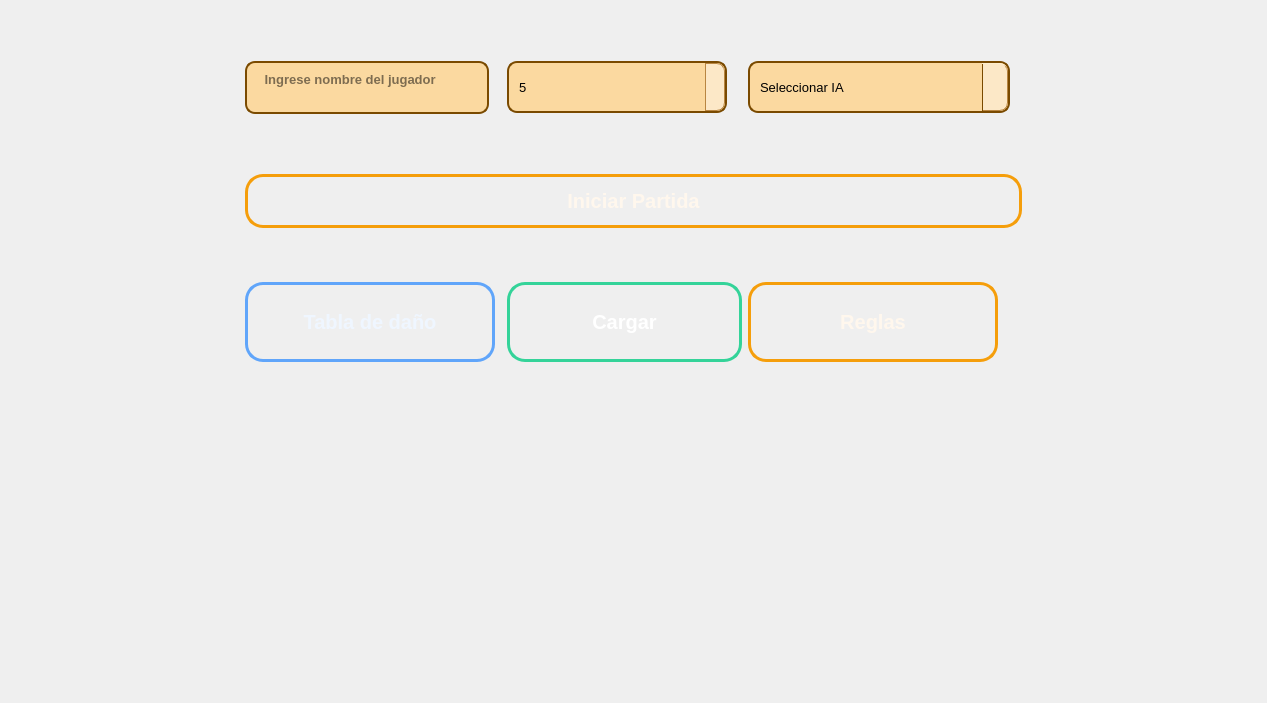
This is mainwindow.ui in marilin-99/TrabajoPractico as Qt 5 draws it before an edit. The edited form follows.
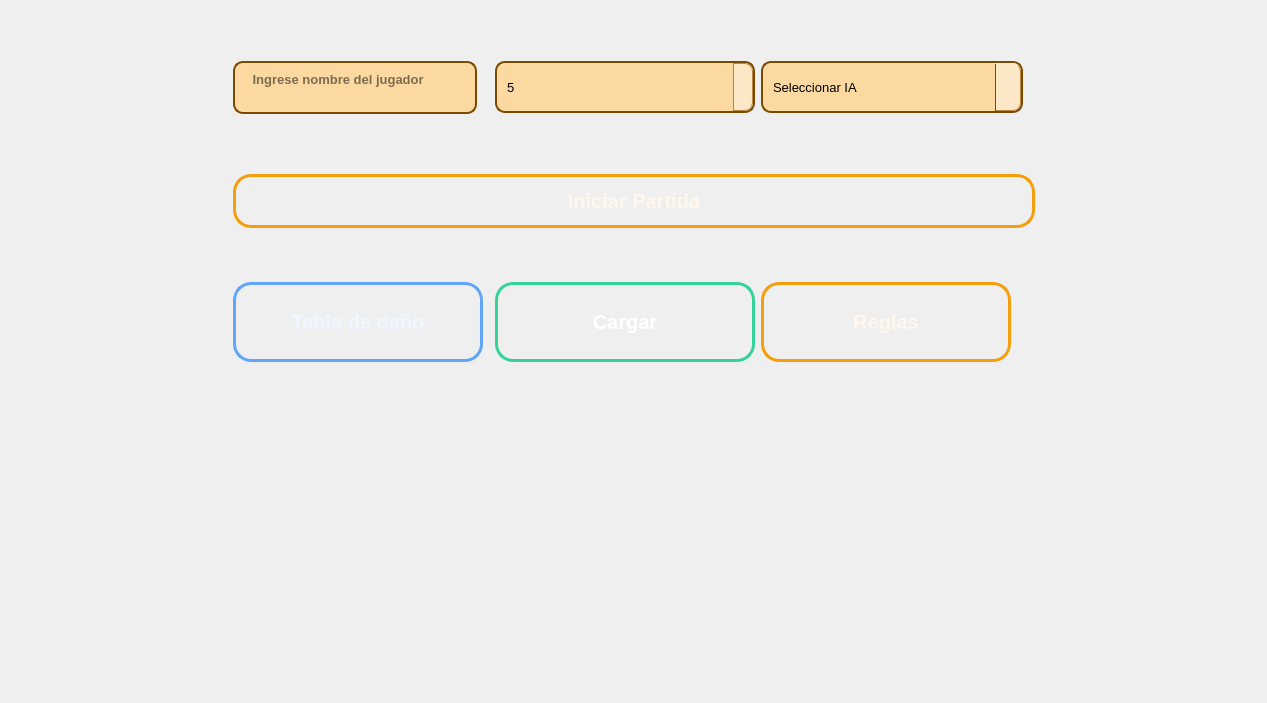
This is the edited form. Icons and pictures are not drawn.

```diff
--- a/mainwindow.ui
+++ b/mainwindow.ui
@@ -340,9 +340,9 @@
     border-radius: 10px;
     padding: 4px 28px 4px 8px;
     font-size: 13px;
-    /* Mantenemos el mismo ancho armónico de 180px */
-    min-width: 180px;
-    max-width: 180px;
+    /* Ancho estirado hacia la derecha */
+    min-width: 220px;
+    max-width: 220px;
     min-height: 40px;
     max-height: 40px;
 }
```
